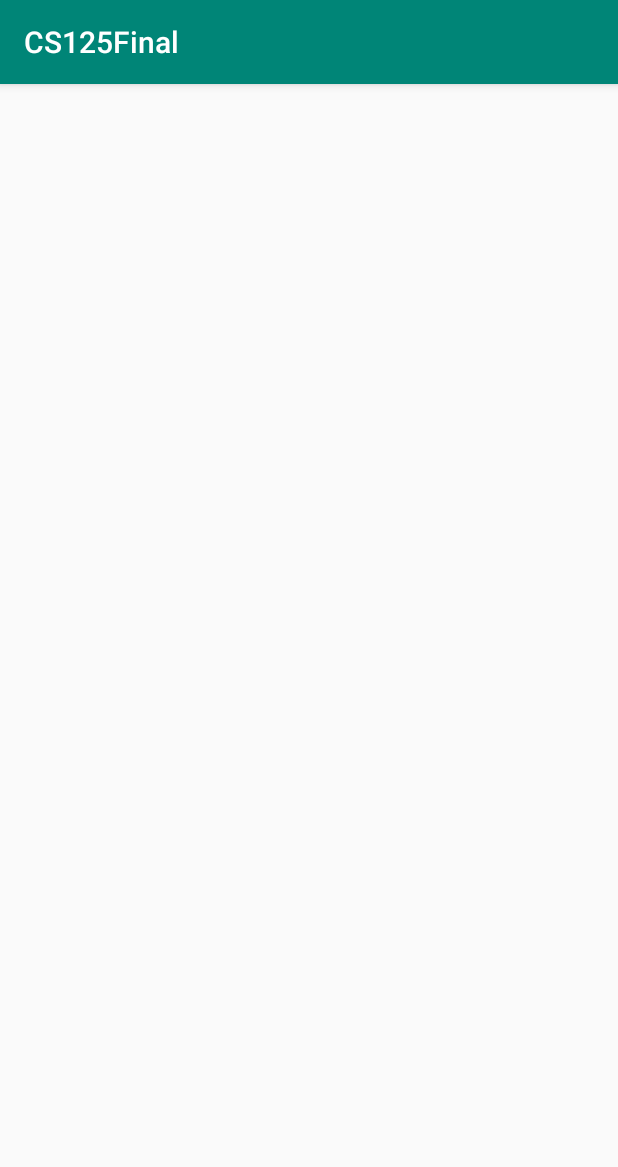
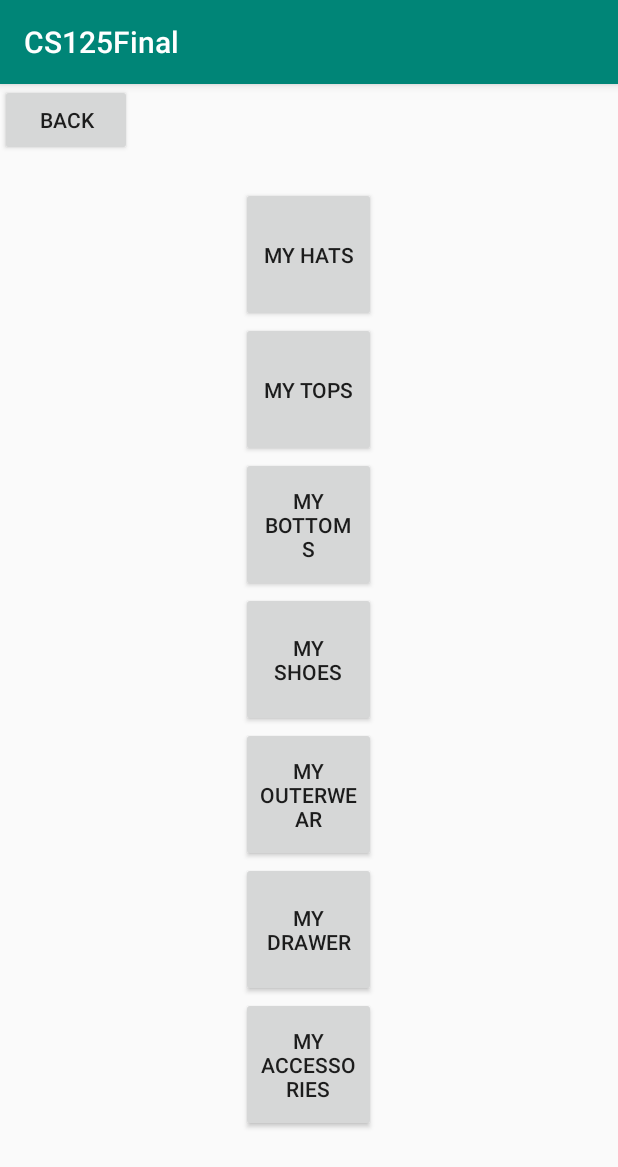
Before and after one commit to purrfectgrape/CS125FinalProject, an Android app: the screen it shows after launch (MyCloset), after a tap on "MY CLOSET", on a phone screen of 412 x 824 dp. Shown: the top 1167 px of the screen. Run offline under Robolectric (Android 15) with nearby library versions, the phone set to English and light mode, and no system bars.

Commit message:
Adding basic UI to My Closet
Signed-off-by: Giang Le <gianghl2@illinois.edu>

```diff
--- a/app/src/main/java/com/example/myfirstapp/MainActivity.java
+++ b/app/src/main/java/com/example/myfirstapp/MainActivity.java
@@ -10,17 +10,17 @@ import android.widget.Button;
 public class MainActivity extends AppCompatActivity {
 
     /**
-     * Button myClosetButton - refrence to the ClosetButton.
+     * Button myClosetButton - reference to the ClosetButton.
      */
     private Button myClosetButton;
 
     /**
-     * Button buildOutfit - refrence to buildOutfit.
+     * Button buildOutfit - reference to buildOutfit.
      */
     private Button myBuildOutfit;
 
     /**
-     * Button outfitLogbook - refrence to outfitLogBook.
+     * Button outfitLogbook - reference to outfitLogBook.
      */
     private Button myOutfitLogbook;
 
@@ -32,7 +32,7 @@ public class MainActivity extends AppCompatActivity {
         myClosetButton = (Button) findViewById(R.id.myCloset);
         myClosetButton.setOnClickListener(new View.OnClickListener() {
             @Override
-            public void onClick(View v) {
+            public void onClick(View view) {
                 openMyCloset();
             }
         });
@@ -69,7 +69,7 @@ public class MainActivity extends AppCompatActivity {
     }
 
     public void openOutfitLogbook() {
-        Intent intentOutfitLoogBook = new Intent(this, OutfitLogbook.class);
-        startActivity(intentOutfitLoogBook);
+        Intent intentOutfitLogBook = new Intent(this, OutfitLogbook.class);
+        startActivity(intentOutfitLogBook);
     }
 }
--- a/app/src/main/java/com/example/myfirstapp/MyCloset.java
+++ b/app/src/main/java/com/example/myfirstapp/MyCloset.java
@@ -2,13 +2,33 @@ package com.example.myfirstapp;
 
 import androidx.appcompat.app.AppCompatActivity;
 
+import android.content.Intent;
 import android.os.Bundle;
+import android.view.View;
+import android.widget.Button;
 
 public class MyCloset extends AppCompatActivity {
+
+    /**
+     * Button backButton - reference to the backButton.
+     */
+    private Button backButton;
 
     @Override
     protected void onCreate(Bundle savedInstanceState) {
         super.onCreate(savedInstanceState);
         setContentView(R.layout.activity_my_closet);
+
+        backButton = (Button) findViewById(R.id.backButton);
+        backButton.setOnClickListener(new View.OnClickListener() {
+            @Override
+            public void onClick(View view) {
+                goBack();
+            }
+        });
+    }
+    public void goBack() {
+        Intent intentGoBack = new Intent(this, MainActivity.class);
+        startActivity(intentGoBack);
     }
 }
--- /dev/null
+++ b/app/src/main/java/com/example/myfirstapp/Shoes.java
@@ -0,0 +1,17 @@
+package com.example.myfirstapp;
+
+import android.graphics.Color;
+
+public class Shoes {
+
+    private String type;
+    private Color color;
+
+    public Color getColor() {
+        return color;
+    }
+
+    public String getType() {
+        return type;
+    }
+}
--- a/app/src/main/res/layout/activity_my_closet.xml
+++ b/app/src/main/res/layout/activity_my_closet.xml
@@ -6,4 +6,67 @@
     android:layout_height="match_parent"
     tools:context=".MyCloset">
 
+    <LinearLayout
+        android:id="@+id/topLayout"
+        android:layout_width="match_parent"
+        android:layout_height="match_parent"
+        android:orientation="vertical">
+
+        <Button
+            android:id="@+id/backButton"
+            android:layout_width="wrap_content"
+            android:layout_height="wrap_content"
+            android:text="@string/back" />
+
+    </LinearLayout>
+
+    <LinearLayout
+        android:id="@+id/mainLayout"
+        android:layout_width="match_parent"
+        android:layout_height="match_parent"
+        android:orientation="vertical"
+        android:gravity="center"
+        tools:layout_editor_absoluteY="48dp">
+
+        <Button
+            android:id="@+id/hatsButton"
+            android:layout_width="90dp"
+            android:layout_height="90dp"
+            android:text="@string/hats" />
+
+        <Button
+            android:id="@+id/topButton"
+            android:layout_width="90dp"
+            android:layout_height="90dp"
+            android:text="@string/tops"/>
+
+        <Button
+            android:id="@+id/bottomButton"
+            android:layout_width="90dp"
+            android:layout_height="90dp"
+            android:text="@string/bottoms" />
+
+        <Button
+            android:id="@+id/shoesButton"
+            android:layout_width="90dp"
+            android:layout_height="90dp"
+            android:text="@string/shoes" />
+
+        <Button
+            android:layout_width="90dp"
+            android:layout_height="90dp"
+            android:text="@string/outerwear" />
+
+        <Button
+            android:layout_width="90dp"
+            android:layout_height="90dp"
+            android:text="@string/drawers" />
+
+        <Button
+            android:layout_width="90dp"
+            android:layout_height="90dp"
+            android:text="@string/accessories" />
+
+    </LinearLayout>
+
 </androidx.constraintlayout.widget.ConstraintLayout>
--- a/app/src/main/res/values/strings.xml
+++ b/app/src/main/res/values/strings.xml
@@ -4,4 +4,12 @@
     <string name="mycloset">My Closet</string>
     <string name="buildoutfit">Build Outfit</string>
     <string name="outfitlogbook">Outfit Logbook</string>
+    <string name="hats">My Hats</string>
+    <string name="tops">My Tops</string>
+    <string name="bottoms">My Bottoms</string>
+    <string name="outerwear">My Outerwear</string>
+    <string name="accessories">My Accessories</string>
+    <string name="drawers">My Drawer</string>
+    <string name="shoes">My Shoes</string>
+    <string name="back">Back</string>
 </resources>
```
